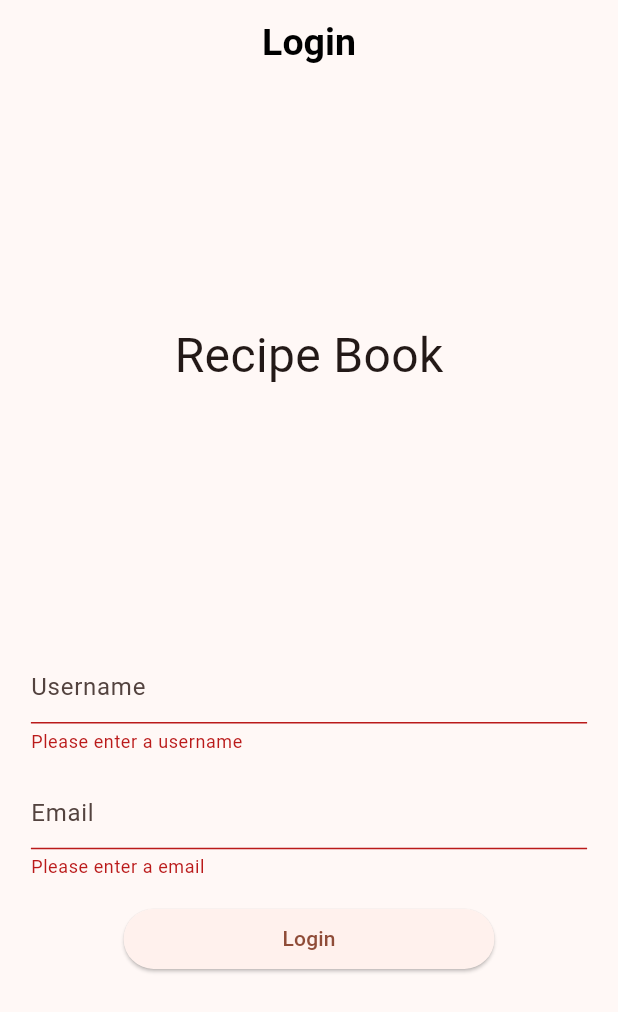
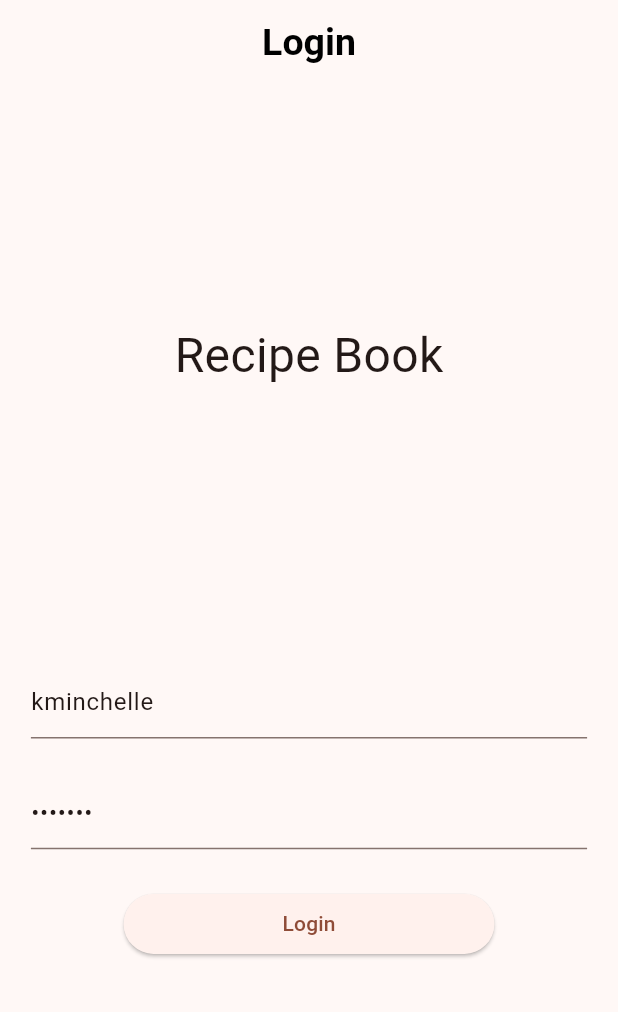
Before and after one commit to emagnu/recepies_app, a Flutter app: the screen it shows after launch, after a tap on "Login", on a phone screen of 412 x 824 dp. Shown: the top 1012 px of the screen. Run offline on Flutter 3.47's test engine with Material 3 defaults, Android fonts, the phone set to English and light mode, and no system bars; our stand-ins replace dio; accounts and stored records are empty; network calls fail.

Commit message:
1:22:38 - Added dio package

```diff
--- /dev/null
+++ b/lib/constants/const.dart
@@ -0,0 +1,8 @@
+//  ///
+//  Import LIBRARIES
+//  Import FILES
+//  //   ///
+
+const String API_BASE_URL = 'https://dummyjson.com/';
+const String API_KEY = 'YOUR_API_KEY';
+const String API_VERSION = 'v1';
--- a/lib/main.dart
+++ b/lib/main.dart
@@ -5,6 +5,7 @@ import 'package:flutter/material.dart';
 import 'pages/login_page.dart';
 //  OTHER
 // https://dummyjson.com/docs/auth - https://dummyjson.com/auth/login - https://dummyjson.com/docs/recipes
+// https://app.quicktype.io/ - Null Safety: ON and Generate CopyWith method: ON.
 //  //   ///
 
 void main() {
--- /dev/null
+++ b/lib/models/user.dart
@@ -0,0 +1,75 @@
+//  ///
+//  Import LIBRARIES
+//  Import FILES
+//  //   ///
+
+// To parse this JSON data, do
+//
+//     final user = userFromJson(jsonString);
+// User userFromJson(String str) => User.fromJson(json.decode(str));
+// String userToJson(User data) => json.encode(data.toJson());
+
+class User {
+  int id;
+  String username;
+  String email;
+  String firstName;
+  String lastName;
+  String gender;
+  String image;
+  String token;
+
+  User({
+    required this.id,
+    required this.username,
+    required this.email,
+    required this.firstName,
+    required this.lastName,
+    required this.gender,
+    required this.image,
+    required this.token,
+  });
+
+  User copyWith({
+    int? id,
+    String? username,
+    String? email,
+    String? firstName,
+    String? lastName,
+    String? gender,
+    String? image,
+    String? token,
+  }) =>
+      User(
+        id: id ?? this.id,
+        username: username ?? this.username,
+        email: email ?? this.email,
+        firstName: firstName ?? this.firstName,
+        lastName: lastName ?? this.lastName,
+        gender: gender ?? this.gender,
+        image: image ?? this.image,
+        token: token ?? this.token,
+      );
+
+  factory User.fromJson(Map<String, dynamic> json) => User(
+        id: json["id"],
+        username: json["username"],
+        email: json["email"],
+        firstName: json["firstName"],
+        lastName: json["lastName"],
+        gender: json["gender"],
+        image: json["image"],
+        token: json["token"],
+      );
+
+  Map<String, dynamic> toJson() => {
+        "id": id,
+        "username": username,
+        "email": email,
+        "firstName": firstName,
+        "lastName": lastName,
+        "gender": gender,
+        "image": image,
+        "token": token,
+      };
+}
--- a/lib/pages/login_page.dart
+++ b/lib/pages/login_page.dart
@@ -2,6 +2,7 @@
 //  Import LIBRARIES
 import 'package:flutter/material.dart';
 //  Import FILES
+import '../services/auth_service.dart';
 //  //   ///
 
 class LoginPage extends StatefulWidget {
@@ -12,6 +13,8 @@ class LoginPage extends StatefulWidget {
 }
 
 class _LoginPageState extends State<LoginPage> {
+  String? username, password;
+
   final GlobalKey<FormState> _loginFormKey = GlobalKey();
 
   @override
@@ -61,6 +64,13 @@ class _LoginPageState extends State<LoginPage> {
           crossAxisAlignment: CrossAxisAlignment.center,
           children: <Widget>[
             TextFormField(
+              initialValue: 'kminchelle',
+              onSaved: (value) {
+                debugPrint(value);
+                setState(() {
+                  username = value;
+                });
+              },
               validator: (value) {
                 if (value == null || value.isEmpty) {
                   return 'Please enter a username';
@@ -70,13 +80,21 @@ class _LoginPageState extends State<LoginPage> {
               decoration: const InputDecoration(hintText: 'Username'),
             ),
             TextFormField(
+              initialValue: '0lelplR',
+              onSaved: (value) {
+                debugPrint(value);
+                setState(() {
+                  password = value;
+                });
+              },
+              obscureText: true,
               validator: (value) {
                 if (value == null || value.length < 5) {
-                  return 'Please enter a email';
+                  return 'Please enter a password';
                 }
                 return null;
               },
-              decoration: const InputDecoration(hintText: 'Email'),
+              decoration: const InputDecoration(hintText: 'Password'),
             ),
             _loginButton(),
           ],
@@ -89,9 +107,19 @@ class _LoginPageState extends State<LoginPage> {
     return SizedBox(
       width: MediaQuery.sizeOf(context).width * 0.60,
       child: ElevatedButton(
-        onPressed: () {
+        onPressed: () async {
           if (_loginFormKey.currentState?.validate() ?? false) {
-            // TODO: Login
+            _loginFormKey.currentState?.save();
+            bool result = await AuthService().login(username!, password!);
+            // if (result) {
+            //   Navigator.pushReplacementNamed(context, '/home');
+            // } else {
+            //   ScaffoldMessenger.of(context).showSnackBar(
+            //     const SnackBar(
+            //       content: Text('Login failed'),
+            //     ),
+
+            debugPrint("$username - $password");
           }
         },
         child: const Text(
--- /dev/null
+++ b/lib/services/auth_service.dart
@@ -0,0 +1,42 @@
+//  ///
+//  Import LIBRARIES
+import 'package:flutter/material.dart';
+//  Import FILES
+import '../models/user.dart';
+import 'http_service.dart';
+//  //   ///
+
+//  Singleton class
+class AuthService {
+  static final AuthService _singleton = AuthService._internal();
+  final _httpService = HTTPService();
+  User? user;
+
+  factory AuthService() {
+    return _singleton;
+  }
+
+  AuthService._internal();
+
+  Future<bool> login(String username, String password) async {
+    debugPrint("$username - $password");
+    // return false;
+    try {
+      var response = await _httpService.post('auth/login', {
+        'username': username,
+        'password': password,
+      });
+      debugPrint(response?.statusCode.toString());
+      if (response?.statusCode == 200 || response?.data != null) {
+        debugPrint(response!.data);
+        user = User.fromJson(response.data);
+        debugPrint(user.toString());
+        HTTPService().setup(bearerToken: user!.token);
+        return true;
+      }
+    } catch (e) {
+      debugPrint(e.toString());
+    }
+    return false;
+  }
+}
--- /dev/null
+++ b/lib/services/http_service.dart
@@ -0,0 +1,51 @@
+//  ///
+//  Import LIBRARIES
+import 'package:dio/dio.dart';
+import 'package:flutter/material.dart';
+import 'package:flutter/widgets.dart';
+
+import '../constants/const.dart';
+//  Import FILES
+//  //
+
+class HTTPService {
+  static final HTTPService _singleton = HTTPService._internal();
+
+  final _dio = Dio();
+
+  factory HTTPService() {
+    return _singleton;
+  }
+
+  HTTPService._internal() {
+    setup();
+  }
+
+  Future<void> setup({String? bearerToken}) async {
+    final header = {
+      'Content-Type': 'application/json',
+    };
+    final options = BaseOptions(
+      baseUrl: API_BASE_URL,
+      headers: header,
+      validateStatus: (status) {
+        if (status == null) return false;
+        return status < 500;
+      },
+    );
+    _dio.options = options;
+    // if (bearerToken != null) {_dio.options.headers['Authorization'] = 'Bearer $bearerToken';}
+  }
+
+  // Future<Response> get(String url, {Map<String, dynamic>? queryParameters, Options? options}) async {return _dio.get(url, queryParameters: queryParameters, options: options); }
+
+  Future<Response?> post(String path, Map data) async {
+    try {
+      final response = await _dio.post(path, data: data);
+      return response;
+    } catch (e) {
+      debugPrint(e.toString());
+      return null;
+    }
+  }
+}
--- a/pubspec.yaml
+++ b/pubspec.yaml
@@ -35,6 +35,9 @@ dependencies:
   # The following adds the Cupertino Icons font to your application.
   # Use with the CupertinoIcons class for iOS style icons.
   cupertino_icons: ^1.0.6
+  ##  https://pub.dev/packages/dio
+  dio: ^5.4.1
+
 
 dev_dependencies:
   flutter_test:
```
Also changed, not shown: pubspec.lock.
